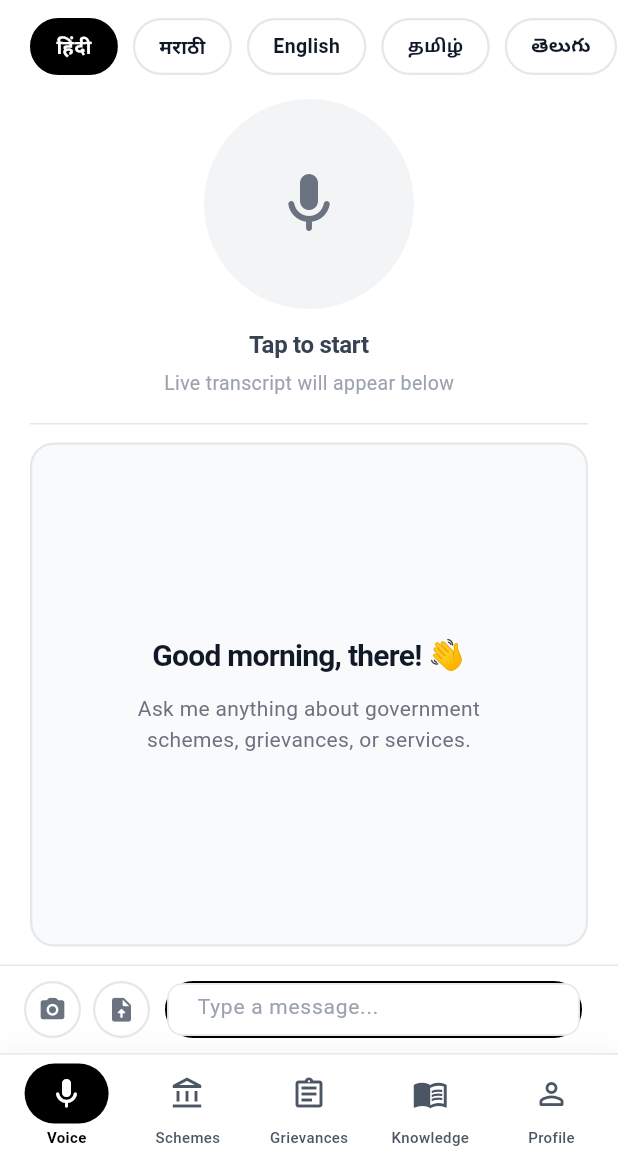
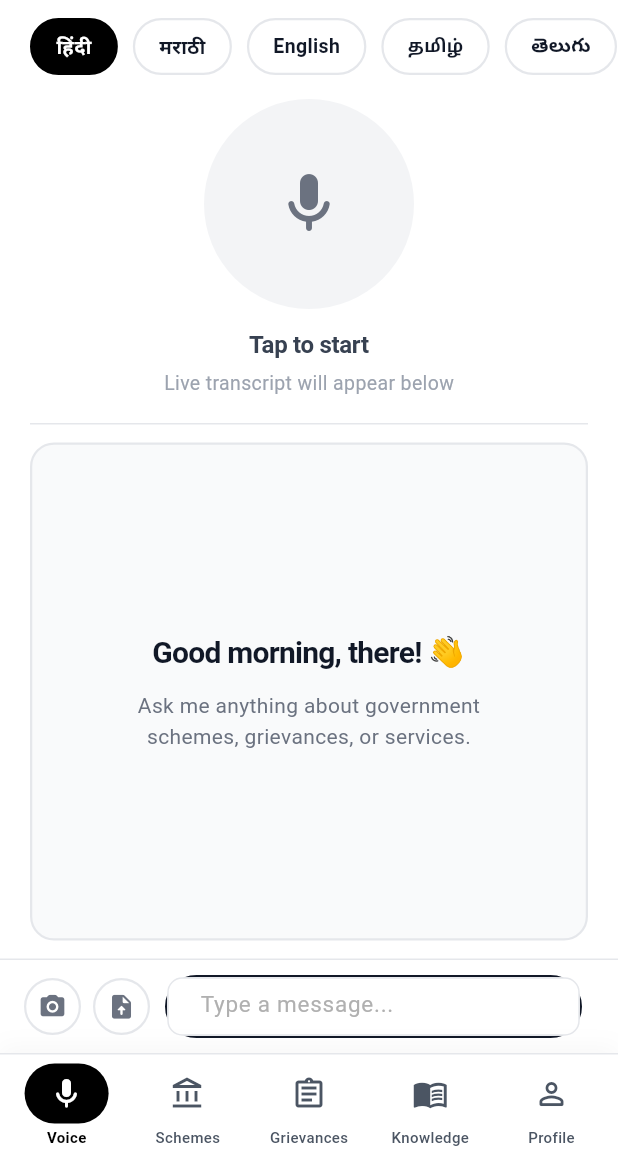
Before and after one commit to haarsh12/voice_agent, a Flutter app: the PremiumVoiceScreenV2 screen opened by its route, on a phone screen of 412 x 824 dp, the part 78-1236 px from its top. Run offline on Flutter 3.47's test engine with Material 3 defaults, Android fonts, the phone set to English and light mode, and no system bars; our stand-ins replace connectivity_plus, file_picker, flutter_animate, flutter_secure_storage, go_router, hive_flutter and 5 more; missing offline and left inert: livekit_client; accounts and stored records are empty.

Commit message:
UI: Improve text input visibility - pure black text and border for better contrast

```diff
--- a/sahayak_mobile/lib/features/voice/screens/premium_voice_screen_v2.dart
+++ b/sahayak_mobile/lib/features/voice/screens/premium_voice_screen_v2.dart
@@ -666,12 +666,12 @@ class _PremiumVoiceScreenV2State extends State<PremiumVoiceScreenV2> {
           // Text field - properly rounded with black border
           Expanded(
             child: Container(
-              height: 38,
+              height: 42,
               decoration: BoxDecoration(
                 color: Colors.white,
-                borderRadius: BorderRadius.circular(19),
+                borderRadius: BorderRadius.circular(21),
                 border: Border.all(
-                  color: Colors.black,
+                  color: const Color(0xFF111827), // Solid black border
                   width: 1.5,
                 ),
               ),
@@ -681,17 +681,19 @@ class _PremiumVoiceScreenV2State extends State<PremiumVoiceScreenV2> {
                 decoration: const InputDecoration(
                   hintText: 'Type a message...',
                   hintStyle: TextStyle(
-                    color: Color(0xFF9CA3AF),
-                    fontSize: 14,
+                    color: Color(0xFFB0B0B0), // Lighter gray for placeholder
+                    fontSize: 15,
                     fontWeight: FontWeight.w400,
                   ),
                   border: InputBorder.none,
-                  contentPadding: EdgeInsets.symmetric(horizontal: 16, vertical: 10),
+                  contentPadding: EdgeInsets.symmetric(horizontal: 18, vertical: 12),
                   isDense: true,
                 ),
                 style: const TextStyle(
-                  fontSize: 14,
-                  color: Color(0xFF111827),
+                  fontSize: 15,
+                  fontWeight: FontWeight.w500,
+                  color: Color(0xFF000000), // Pure black text
+                  height: 1.3,
                 ),
                 maxLines: 1,
                 textInputAction: TextInputAction.send,
@@ -705,21 +707,21 @@ class _PremiumVoiceScreenV2State extends State<PremiumVoiceScreenV2> {
           // Send button - only shows when text entered
           AnimatedContainer(
             duration: const Duration(milliseconds: 200),
-            width: _messageController.text.trim().isEmpty ? 0 : 38,
-            height: 38,
+            width: _messageController.text.trim().isEmpty ? 0 : 42,
+            height: 42,
             child: _messageController.text.trim().isEmpty
                 ? const SizedBox.shrink()
                 : GestureDetector(
                     onTap: _sendMessage,
                     child: Container(
                       decoration: const BoxDecoration(
-                        color: Colors.black,
+                        color: Color(0xFF000000), // Pure black
                         shape: BoxShape.circle,
                       ),
                       child: const Icon(
                         Icons.send_rounded,
                         color: Colors.white,
-                        size: 18,
+                        size: 20,
                       ),
                     ),
                   ),
```
